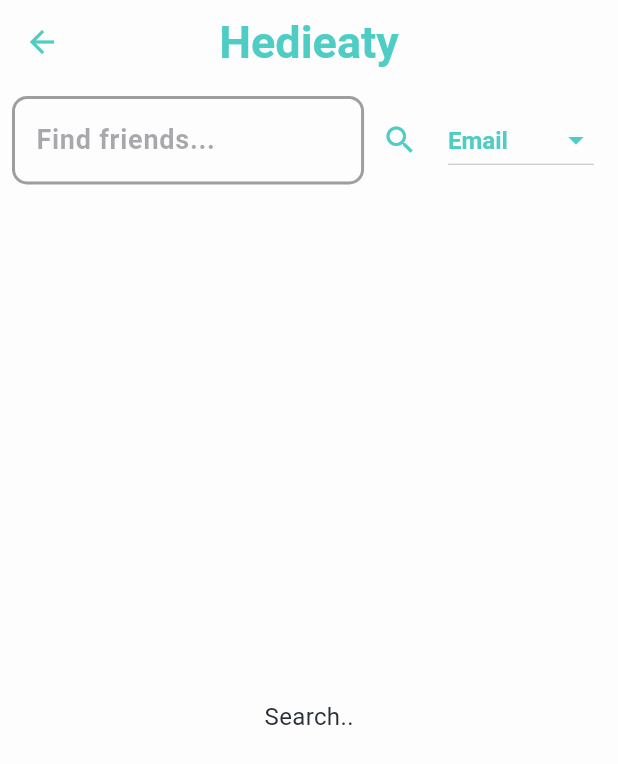
After one commit to YoussefElNagy/Hedieaty, a Flutter app: the AddFriend screen opened directly, after a tap on the "search" icon, on a phone screen of 412 x 824 dp. The commit adds this screen. Shown: the top 764 px of the screen. Run offline on Flutter 3.47's test engine with Material 3 defaults, Android fonts, the phone set to English and light mode, and no system bars; our stand-ins replace cloud_firestore, firebase_auth, firebase_core, google_fonts; accounts and stored records are empty; Roboto replaces fonts that are missing (Cairo).

Commit message:
Add Friend Page

```diff
--- /dev/null
+++ b/lib/components/addfriend/AddFriend.dart
@@ -0,0 +1,140 @@
+import 'package:flutter/material.dart';
+import 'package:google_fonts/google_fonts.dart';
+import 'package:hedeyeti/components/addfriend/AddFriendVM.dart';
+
+class AddFriend extends StatefulWidget {
+  const AddFriend({super.key});
+
+  @override
+  State<AddFriend> createState() => _AddFriendState();
+}
+
+class _AddFriendState extends State<AddFriend> {
+  String searchQuery = "";
+  String selectedSort = "Email";
+  late Future<List> futureData = Future.value([]);
+  final _viewModel = AddFriendViewModel();
+
+  @override
+  void initState() {
+    super.initState();
+    // Initial state with an empty Future.
+    futureData = Future.value([]);
+  }
+
+  void fetchFriends() {
+    setState(() {
+      futureData = _viewModel.fetchFriendToAdd(searchQuery, selectedSort);
+    });
+  }
+
+  @override
+  Widget build(BuildContext context) {
+    final theme = Theme.of(context);
+    return Scaffold(
+      appBar: AppBar(
+        title: Text(
+          'Hedieaty',
+          style: GoogleFonts.cairo(fontSize: 30),
+        ),
+        centerTitle: true,
+      ),
+      body: Column(
+        children: [
+          Padding(
+            padding: const EdgeInsets.all(8.0),
+            child: Row(
+              children: [
+                Expanded(
+                  child: TextField(
+                    decoration: InputDecoration(
+                      labelText: "Find friends...",
+                    ),
+                    onChanged: (value) {
+                      searchQuery = value.toLowerCase(); // Update query, but no fetch here
+                    },
+                  ),
+                ),
+                IconButton(
+                  onPressed: fetchFriends, // Fetch friends only when button is pressed
+                  icon: Icon(Icons.search, color: theme.primaryColor),
+                ),
+                Padding(
+                  padding: const EdgeInsets.symmetric(horizontal: 8.0),
+                  child: DropdownButton<String>(
+                    value: selectedSort,
+                    icon: Icon(Icons.arrow_drop_down, color: theme.primaryColor),
+                    dropdownColor: Colors.white,
+                    style: TextStyle(
+                      color: theme.primaryColor,
+                      fontSize: 16,
+                      fontWeight: FontWeight.bold,
+                    ),
+                    items: ["Email", "Username"].map((String value) {
+                      return DropdownMenuItem<String>(
+                        value: value,
+                        child: Text(value),
+                      );
+                    }).toList(),
+                    onChanged: (newValue) {
+                      setState(() {
+                        selectedSort = newValue!;
+                        fetchFriends();
+                      });
+                    },
+                  ),
+                ),
+              ],
+            ),
+          ),
+          Expanded(
+            child: FutureBuilder(
+              future: futureData,
+              builder: (context, snapshot) {
+                if (snapshot.connectionState == ConnectionState.waiting) {
+                  return Center(child: CircularProgressIndicator());
+                } else if (snapshot.hasError) {
+                  return Center(child: Text("Error loading data"));
+                } else if (!snapshot.hasData || snapshot.data!.isEmpty) {
+                  return Center(child: Text("Search.."));
+                }
+                List users = snapshot.data!;
+                return ListView.builder(
+                  padding: EdgeInsets.all(10),
+                  itemCount: users.length,
+                  itemBuilder: (context, index) {
+                    final user = users[index];
+                    return Padding(
+                      padding: EdgeInsets.symmetric(horizontal: 1, vertical: 3),
+                      child: Card(
+                        elevation: 5,
+                        child: Container(
+                          decoration: BoxDecoration(
+                            color: theme.primaryColor,
+                              borderRadius: BorderRadius.circular(8),
+                          ),
+                          child: ListTile(
+                            title: Text(
+                              user.username,
+                              style: theme.textTheme.bodyLarge,
+                            ),
+                            leading: CircleAvatar(
+                              backgroundImage: AssetImage(
+                                  user.profilePic ?? "assets/default_avatar.png"),
+                            ),
+                            subtitle: Text(user.email),
+                            trailing: IconButton(onPressed: (){_viewModel.addFriend(user.id);}, icon: Icon(Icons.person_add,color: theme.colorScheme.secondary,)),
+                          ),
+                        ),
+                      ),
+                    );
+                  },
+                );
+              },
+            ),
+          ),
+        ],
+      ),
+    );
+  }
+}
--- /dev/null
+++ b/lib/components/addfriend/AddFriendVM.dart
@@ -0,0 +1,52 @@
+// ViewModel Class
+import 'package:firebase_auth/firebase_auth.dart';
+import 'package:hedeyeti/services/users_service.dart';
+
+import '../../model/users.dart';
+
+class AddFriendViewModel {
+  final UsersService usersService = UsersService();
+  FirebaseAuth _auth= FirebaseAuth.instance;
+
+  Future<List> fetchFriendToAdd(String searchQuery, String selectedSort) async {
+    List allUsers = await usersService.getAllUsers();
+
+    List<UserModel> userFriends = await usersService.getUserFriends();
+
+    String currentUserId = _auth.currentUser!.uid;
+
+    List<String> friendIds = userFriends.map((friend) => friend.id).toList();
+
+    friendIds.add(currentUserId);
+
+    List filteredUsers = allUsers
+        .where((user) => !friendIds.contains(user.id)) // Exclude friends and self
+        .toList();
+
+    filteredUsers = applyFiltersAndSort(filteredUsers, searchQuery, selectedSort);
+
+    return filteredUsers;
+  }
+
+
+  List applyFiltersAndSort(
+      List friends, String searchQuery, String selectedSort) {
+    if (searchQuery.isNotEmpty) {
+      friends = friends
+          .where((friend) =>
+      friend.email.toLowerCase().contains(searchQuery.toLowerCase()) ||
+          friend.username.toLowerCase().contains(searchQuery.toLowerCase()))
+          .toList();
+    }
+    if (selectedSort == "Email") {
+      friends.sort((a, b) => a.email.compareTo(b.email));
+    } else if (selectedSort == "Username") {
+      friends.sort((a, b) => a.username.compareTo(b.username));
+    }
+    return friends;
+  }
+  void addFriend(String userId){
+    print("object");
+  }
+
+}
--- /dev/null
+++ b/lib/components/addfriend/FriendRequests.dart
@@ -0,0 +1,15 @@
+import 'package:flutter/material.dart';
+
+class FriendRequests extends StatefulWidget {
+  const FriendRequests({super.key});
+
+  @override
+  State<FriendRequests> createState() => _FriendRequestsState();
+}
+
+class _FriendRequestsState extends State<FriendRequests> {
+  @override
+  Widget build(BuildContext context) {
+    return const Placeholder();
+  }
+}
--- a/lib/components/myfriends/Home.dart
+++ b/lib/components/myfriends/Home.dart
@@ -1,5 +1,6 @@
 import 'package:flutter/material.dart';
 import 'package:google_fonts/google_fonts.dart';
+import 'package:hedeyeti/components/addfriend/AddFriend.dart';
 import 'package:hedeyeti/components/myfriends/MyFriendsVM.dart';
 import 'FriendProfile.dart';
 
@@ -55,8 +56,9 @@ class _HomeState extends State<Home> {
               Icons.person_add,
               color: theme.colorScheme.primary,
             ), // Icon for unfriend button
-            onPressed: ()async {
+            onPressed: () {
               print('Add friend logic');
+              Navigator.push(context, MaterialPageRoute(builder: (context)=>AddFriend()));
             },
           ),
         ],
--- a/lib/components/pledgedgifts/PledgedGifts.dart
+++ b/lib/components/pledgedgifts/PledgedGifts.dart
@@ -62,7 +62,7 @@ class _PledgedGiftsPageState extends State<PledgedGiftsPage> {
                   padding: const EdgeInsets.symmetric(horizontal: 20.0),
                   child: DropdownButton<String>(
                     value: selectedSort,
-                    icon: Icon(Icons.arrow_drop_down, color: Colors.teal),
+                    icon: Icon(Icons.arrow_drop_down, color: theme.primaryColor),
                     dropdownColor: Colors.white,
                     style: TextStyle(
                       color: theme.primaryColor,
@@ -146,7 +146,8 @@ class _PledgedGiftsPageState extends State<PledgedGiftsPage> {
                             SizedBox(width: 12),
                             Expanded(
                               child: Row(
-                                mainAxisAlignment: MainAxisAlignment.spaceBetween,
+                                mainAxisAlignment:
+                                    MainAxisAlignment.spaceBetween,
                                 children: [
                                   Column(
                                     crossAxisAlignment:
```
